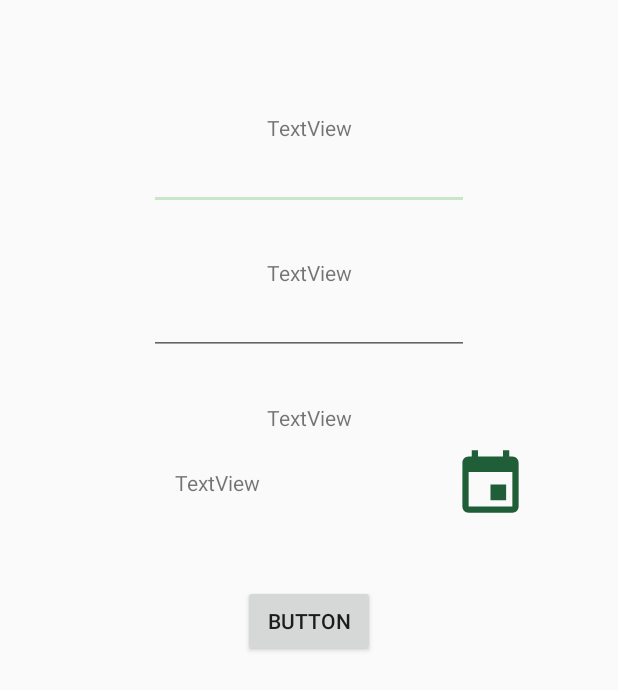
After one commit to dgoleniewski/WhatShroom, an Android app: the layout location_form_fragment.xml on its own in the app's theme, with its tools: preview values and no code run, on a phone screen of 412 x 824 dp. The commit adds this screen. Shown: the top 690 px of the screen. Run offline under Robolectric (Android 15) with nearby library versions, the phone set to English and light mode, and no system bars; Roboto replaces fonts that are not available here.

Commit message:
LocationFormFragment basic conf

```diff
--- a/app/build.gradle
+++ b/app/build.gradle
@@ -53,5 +53,5 @@ dependencies {
     implementation 'org.apache.directory.studio:org.apache.commons.io:2.4'
     implementation 'com.google.android.gms:play-services-location:17.0.0'
     implementation 'androidx.recyclerview:recyclerview:1.1.0'
-
+    implementation 'com.google.code.gson:gson:2.8.6'
 }
--- a/app/src/main/java/com/whatshroom/GoogleMapsFragment.java
+++ b/app/src/main/java/com/whatshroom/GoogleMapsFragment.java
@@ -84,6 +84,7 @@ public class GoogleMapsFragment extends Fragment {
         addLocationImageButton.setOnClickListener(new View.OnClickListener() {
             @Override
             public void onClick(View v) {
+                ((FragmentActivity) getContext()).getSupportFragmentManager().beginTransaction().replace(R.id.fragmentContainer, new LocationFormFragment()).commit();
 
             }
         });
--- a/app/src/main/java/com/whatshroom/LocationsFragment.java
+++ b/app/src/main/java/com/whatshroom/LocationsFragment.java
@@ -29,7 +29,7 @@ public class LocationsFragment extends Fragment {
     public View onCreateView(LayoutInflater inflater, ViewGroup container,Bundle savedInstanceState) {
         view = inflater.inflate(R.layout.locations_fragment, container, false);
         locations = new LinkedList<>();
-        locations.add(new FavoriteLocation(null,"Dodaj nową lokalizację"));
+        locations.add(new FavoriteLocation(null,"Dodaj nową lokalizację", ""));
         recyclerView = view.findViewById(R.id.recyclerView);
         adapter = new MyAdapter(getActivity(), locations);
         recyclerView.setAdapter(adapter);
--- /dev/null
+++ b/app/src/main/res/drawable/ic_event_black_48dp.xml
@@ -0,0 +1,5 @@
+<vector android:alpha="0.92" android:height="50dp"
+    android:tint="#0B5024" android:viewportHeight="24.0"
+    android:viewportWidth="24.0" android:width="50dp" xmlns:android="http://schemas.android.com/apk/res/android">
+    <path android:fillColor="#FF000000" android:pathData="M17,12h-5v5h5v-5zM16,1v2L8,3L8,1L6,1v2L5,3c-1.11,0 -1.99,0.9 -1.99,2L3,19c0,1.1 0.89,2 2,2h14c1.1,0 2,-0.9 2,-2L21,5c0,-1.1 -0.9,-2 -2,-2h-1L18,1h-2zM19,19L5,19L5,8h14v11z"/>
+</vector>
--- /dev/null
+++ b/app/src/main/res/layout/location_form_fragment.xml
@@ -0,0 +1,96 @@
+<?xml version="1.0" encoding="utf-8"?>
+<androidx.constraintlayout.widget.ConstraintLayout xmlns:android="http://schemas.android.com/apk/res/android"
+    xmlns:app="http://schemas.android.com/apk/res-auto"
+    xmlns:tools="http://schemas.android.com/tools"
+    android:layout_width="match_parent"
+    android:layout_height="match_parent"
+    tools:context=".LocationFormFragment">
+
+
+    <EditText
+        android:id="@+id/titleEditText"
+        android:layout_width="wrap_content"
+        android:layout_height="wrap_content"
+        android:ems="10"
+        android:inputType="textPersonName"
+        app:layout_constraintEnd_toEndOf="parent"
+        app:layout_constraintHorizontal_bias="0.5"
+        app:layout_constraintStart_toStartOf="parent"
+        app:layout_constraintTop_toBottomOf="@+id/titleTextView" />
+
+    <TextView
+        android:id="@+id/titleTextView"
+        android:layout_width="wrap_content"
+        android:layout_height="wrap_content"
+        android:layout_marginTop="75dp"
+        android:text="TextView"
+        app:layout_constraintEnd_toEndOf="parent"
+        app:layout_constraintHorizontal_bias="0.5"
+        app:layout_constraintStart_toStartOf="parent"
+        app:layout_constraintTop_toTopOf="parent" />
+
+    <ImageButton
+        android:id="@+id/dateImageButton"
+        android:layout_width="wrap_content"
+        android:layout_height="wrap_content"
+        android:layout_marginEnd="48dp"
+        android:backgroundTint="#00FFFFFF"
+        android:src="@drawable/ic_event_black_48dp"
+        app:layout_constraintEnd_toEndOf="parent"
+        app:layout_constraintTop_toBottomOf="@+id/dateTextView" />
+
+    <TextView
+        android:id="@+id/descriptionTextView"
+        android:layout_width="wrap_content"
+        android:layout_height="wrap_content"
+        android:layout_marginTop="32dp"
+        android:text="TextView"
+        app:layout_constraintEnd_toEndOf="parent"
+        app:layout_constraintHorizontal_bias="0.5"
+        app:layout_constraintStart_toStartOf="parent"
+        app:layout_constraintTop_toBottomOf="@+id/titleEditText" />
+
+    <EditText
+        android:id="@+id/descriptionEditText"
+        android:layout_width="wrap_content"
+        android:layout_height="wrap_content"
+        android:ems="10"
+        android:inputType="textPersonName"
+        app:layout_constraintEnd_toEndOf="parent"
+        app:layout_constraintHorizontal_bias="0.5"
+        app:layout_constraintStart_toStartOf="parent"
+        app:layout_constraintTop_toBottomOf="@+id/descriptionTextView" />
+
+    <TextView
+        android:id="@+id/dateTextView"
+        android:layout_width="wrap_content"
+        android:layout_height="wrap_content"
+        android:layout_marginTop="32dp"
+        android:text="TextView"
+        app:layout_constraintEnd_toEndOf="parent"
+        app:layout_constraintHorizontal_bias="0.5"
+        app:layout_constraintStart_toStartOf="parent"
+        app:layout_constraintTop_toBottomOf="@+id/descriptionEditText" />
+
+    <TextView
+        android:id="@+id/setDateTextView"
+        android:layout_width="wrap_content"
+        android:layout_height="wrap_content"
+        android:layout_marginTop="24dp"
+        android:text="TextView"
+        app:layout_constraintEnd_toStartOf="@+id/dateImageButton"
+        app:layout_constraintStart_toStartOf="parent"
+        app:layout_constraintTop_toBottomOf="@+id/dateTextView" />
+
+    <Button
+        android:id="@+id/saveButton"
+        android:layout_width="wrap_content"
+        android:layout_height="wrap_content"
+        android:layout_marginTop="32dp"
+        android:text="Button"
+        app:layout_constraintEnd_toEndOf="parent"
+        app:layout_constraintHorizontal_bias="0.5"
+        app:layout_constraintStart_toStartOf="parent"
+        app:layout_constraintTop_toBottomOf="@+id/dateImageButton" />
+
+</androidx.constraintlayout.widget.ConstraintLayout>
```
Also changed, not shown: app/src/main/java/com/whatshroom/FavoriteLocation.java (+20 -2 lines), app/src/main/java/com/whatshroom/LocationFormFragment.java (added, +96 -0 lines).
